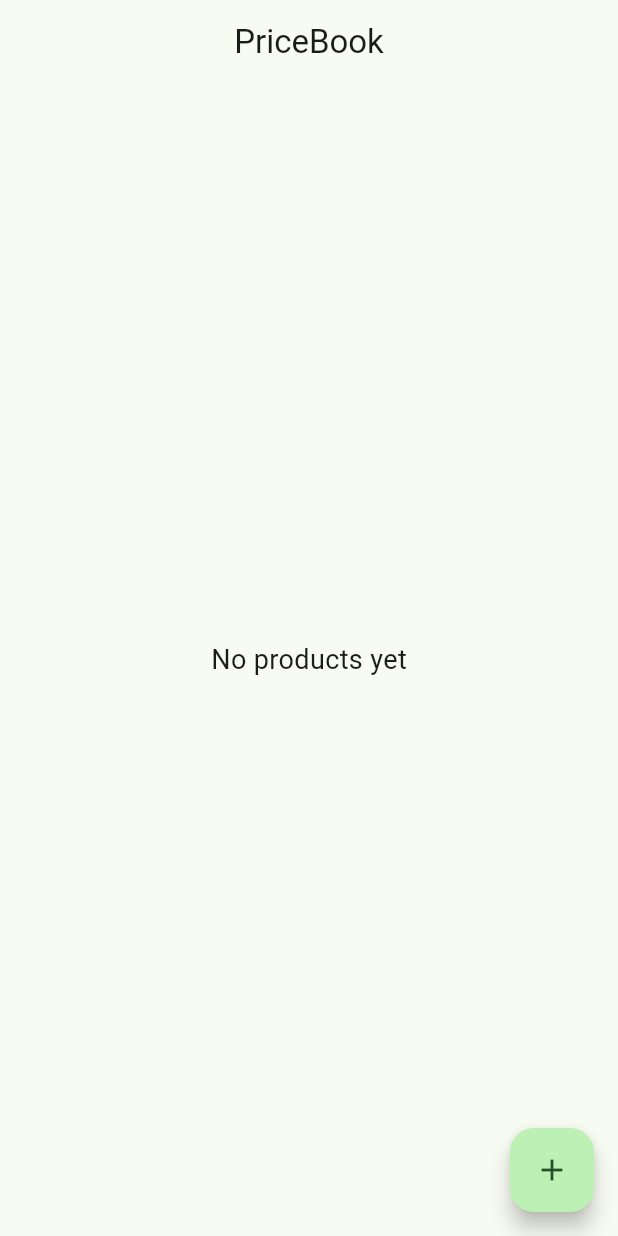
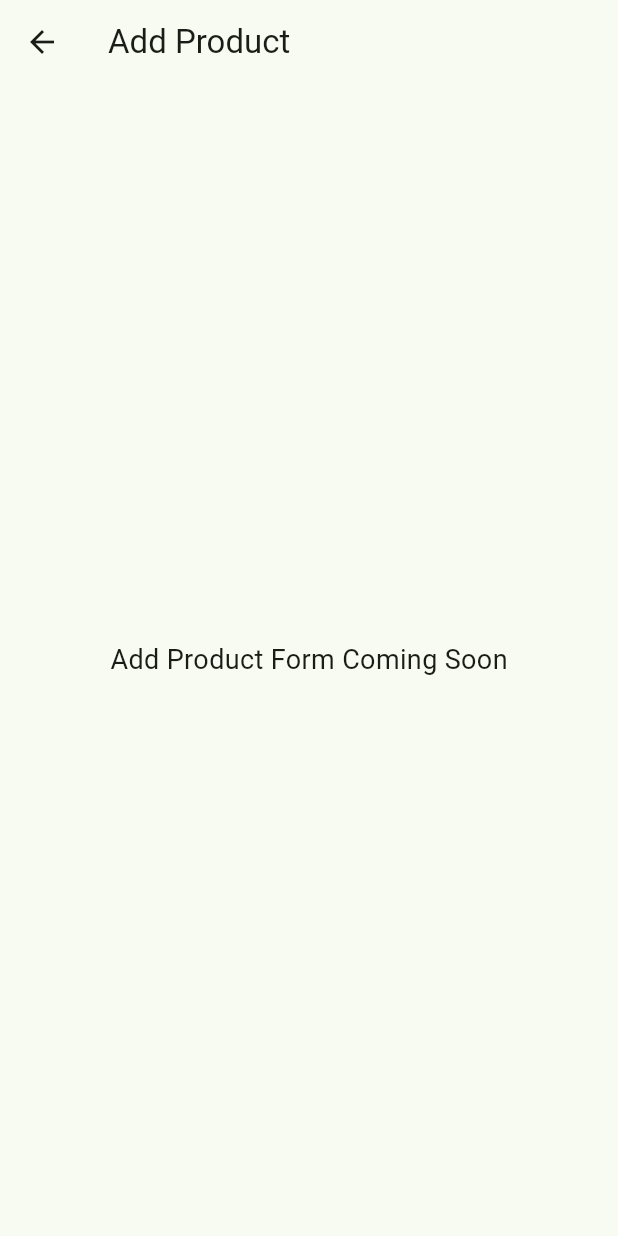
Before and after one commit to elrider-stack/pricebook, a Flutter app: the screen it shows after launch, after a tap on the "add" icon, on a phone screen of 412 x 824 dp. Run offline on Flutter 3.47's test engine with Material 3 defaults, Android fonts, the phone set to English and light mode, and no system bars; our stand-ins replace sqflite; accounts and stored records are empty.

Commit message:
Connect home screen to add product screen

```diff
--- /dev/null
+++ b/lib/screens/add_product_screen.dart
@@ -0,0 +1,21 @@
+import 'package:flutter/material.dart';
+
+class AddProductScreen extends StatelessWidget {
+  const AddProductScreen({super.key});
+
+  @override
+  Widget build(BuildContext context) {
+    return Scaffold(
+      appBar: AppBar(title: const Text('Add Product')),
+      body: const Padding(
+        padding: EdgeInsets.all(16),
+        child: Center(
+          child: Text(
+            'Add Product Form Coming Soon',
+            style: TextStyle(fontSize: 18),
+          ),
+        ),
+      ),
+    );
+  }
+}
--- a/lib/screens/home_screen.dart
+++ b/lib/screens/home_screen.dart
@@ -1,4 +1,6 @@
 import 'package:flutter/material.dart';
+
+import 'add_product_screen.dart';
 
 class HomeScreen extends StatelessWidget {
   const HomeScreen({super.key});
@@ -11,7 +13,12 @@ class HomeScreen extends StatelessWidget {
         child: Text('No products yet', style: TextStyle(fontSize: 18)),
       ),
       floatingActionButton: FloatingActionButton(
-        onPressed: () {},
+        onPressed: () {
+          Navigator.push(
+            context,
+            MaterialPageRoute(builder: (_) => const AddProductScreen()),
+          );
+        },
         child: const Icon(Icons.add),
       ),
     );
```
